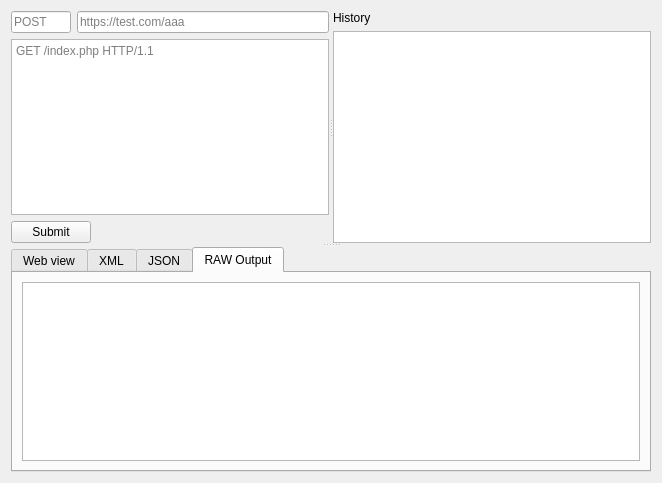
This is ui/Web/UiHttpWebRequests.ui in caffedrine/CryptoPocketKnife as Qt 5 draws it before an edit. The edited form follows.
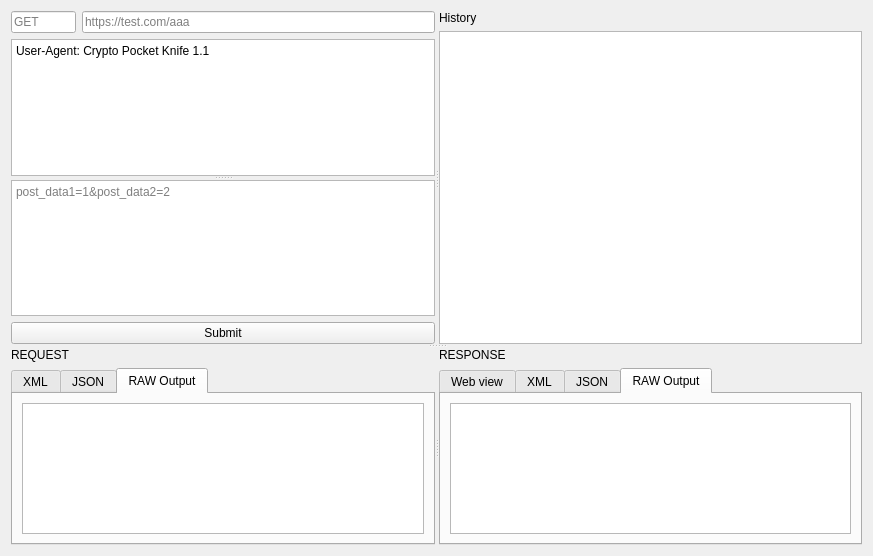
This is the edited form.

Commit message: Finish implementation of the basic HTTP web requests GUI

```diff
--- a/ui/Web/UiHttpWebRequests.ui
+++ b/ui/Web/UiHttpWebRequests.ui
@@ -6,16 +6,16 @@
    <rect>
     <x>0</x>
     <y>0</y>
-    <width>662</width>
-    <height>483</height>
+    <width>873</width>
+    <height>556</height>
    </rect>
   </property>
   <property name="windowTitle">
    <string>UiHttpWebRequests</string>
   </property>
-  <layout class="QGridLayout" name="gridLayout_2">
+  <layout class="QGridLayout" name="gridLayout_4">
    <item row="0" column="0">
-    <widget class="QSplitter" name="splitter_2">
+    <widget class="QSplitter" name="splitter_TOP_DOWN">
      <property name="orientation">
       <enum>Qt::Vertical</enum>
      </property>
@@ -23,55 +23,39 @@
       <property name="orientation">
        <enum>Qt::Horizontal</enum>
       </property>
-      <widget class="QWidget" name="">
-       <layout class="QGridLayout" name="gridLayout_Composer">
-        <item row="1" column="1">
-         <widget class="QLineEdit" name="lineEdit_Composer_TargetHost">
-          <property name="dragEnabled">
-           <bool>true</bool>
+      <widget class="QWidget" name="layoutWidget">
+       <layout class="QGridLayout" name="gridLayout_ComposerGroup">
+        <item row="1" column="0" colspan="2">
+         <widget class="QSplitter" name="splitter_ComposerRequestAndData">
+          <property name="orientation">
+           <enum>Qt::Vertical</enum>
           </property>
-          <property name="placeholderText">
-           <string>https://test.com/aaa</string>
-          </property>
-         </widget>
-        </item>
-        <item row="2" column="0" colspan="2">
          <widget class="QPlainTextEdit" name="plainTextEdit_ComposerRawHeaders">
+           <property name="plainText">
+            <string>User-Agent: Crypto Pocket Knife 1.1</string>
+           </property>
           <property name="placeholderText">
            <string>GET /index.php HTTP/1.1</string>
           </property>
          </widget>
-        </item>
-        <item row="1" column="0">
-         <widget class="QLineEdit" name="lineEdit_Composer_HttpMethod">
-          <property name="sizePolicy">
-           <sizepolicy hsizetype="Minimum" vsizetype="Minimum">
-            <horstretch>0</horstretch>
-            <verstretch>0</verstretch>
-           </sizepolicy>
-          </property>
-          <property name="maximumSize">
-           <size>
-            <width>60</width>
-            <height>16777215</height>
-           </size>
-          </property>
+          <widget class="QPlainTextEdit" name="plainTextEdit_ComposerRawData">
           <property name="placeholderText">
-           <string>POST</string>
-          </property>
-         </widget>
+            <string>post_data1=1&amp;post_data2=2</string>
+           </property>
+          </widget>
+         </widget>
         </item>
-        <item row="3" column="0" colspan="2">
+        <item row="2" column="0" colspan="2">
          <widget class="QPushButton" name="pushButton_Composer_Submit">
           <property name="sizePolicy">
-           <sizepolicy hsizetype="Minimum" vsizetype="Minimum">
+           <sizepolicy hsizetype="Minimum" vsizetype="Maximum">
             <horstretch>0</horstretch>
             <verstretch>0</verstretch>
            </sizepolicy>
           </property>
           <property name="maximumSize">
            <size>
-            <width>80</width>
+            <width>16777215</width>
             <height>16777215</height>
            </size>
           </property>
@@ -80,6 +64,47 @@
           </property>
          </widget>
         </item>
+        <item row="0" column="1">
+         <widget class="QLineEdit" name="lineEdit_Composer_TargetHost">
+          <property name="sizePolicy">
+           <sizepolicy hsizetype="Expanding" vsizetype="Fixed">
+            <horstretch>0</horstretch>
+            <verstretch>0</verstretch>
+           </sizepolicy>
+          </property>
+          <property name="maximumSize">
+           <size>
+            <width>16777215</width>
+            <height>16777215</height>
+           </size>
+          </property>
+          <property name="text">
+           <string/>
+          </property>
+          <property name="dragEnabled">
+           <bool>true</bool>
+          </property>
+          <property name="placeholderText">
+           <string>https://test.com/aaa</string>
+          </property>
+         </widget>
+        </item>
+        <item row="0" column="0">
+         <widget class="QLineEdit" name="lineEdit_Composer_HttpMethod">
+          <property name="maximumSize">
+           <size>
+            <width>65</width>
+            <height>16777215</height>
+           </size>
+          </property>
+          <property name="text">
+           <string/>
+          </property>
+          <property name="placeholderText">
+           <string>GET</string>
+          </property>
+         </widget>
+        </item>
        </layout>
       </widget>
       <widget class="QWidget" name="formLayoutWidget">
@@ -97,32 +122,96 @@
        </layout>
       </widget>
      </widget>
+     <widget class="QSplitter" name="splitter_REQUEST_RESPONSE">
+      <property name="orientation">
+       <enum>Qt::Horizontal</enum>
+      </property>
+      <widget class="QWidget" name="layoutWidget">
+       <layout class="QVBoxLayout" name="verticalLayout_REQUEST">
+        <item>
+         <widget class="QLabel" name="label_2">
+          <property name="text">
+           <string>REQUEST</string>
+          </property>
+         </widget>
+        </item>
+        <item>
      <widget class="QTabWidget" name="tabWidget">
       <property name="currentIndex">
+           <number>2</number>
+          </property>
+          <widget class="QWidget" name="tab_XML_3">
+           <attribute name="title">
+            <string>XML</string>
+           </attribute>
+          </widget>
+          <widget class="QWidget" name="tab_JSON_3">
+           <attribute name="title">
+            <string>JSON</string>
+           </attribute>
+          </widget>
+          <widget class="QWidget" name="tab_RawOutput_3">
+           <attribute name="title">
+            <string>RAW Output</string>
+           </attribute>
+           <layout class="QGridLayout" name="gridLayout_3">
+            <item row="0" column="0">
+             <widget class="QPlainTextEdit" name="plainTextEdit_OutputRAW_REQUEST">
+              <property name="readOnly">
+               <bool>true</bool>
+              </property>
+             </widget>
+            </item>
+           </layout>
+          </widget>
+         </widget>
+        </item>
+       </layout>
+      </widget>
+      <widget class="QWidget" name="layoutWidget">
+       <layout class="QVBoxLayout" name="verticalLayout_RESPONSE">
+        <item>
+         <widget class="QLabel" name="label_3">
+          <property name="text">
+           <string>RESPONSE</string>
+          </property>
+         </widget>
+        </item>
+        <item>
+         <widget class="QTabWidget" name="tabWidget_2">
+          <property name="currentIndex">
        <number>3</number>
       </property>
-      <widget class="QWidget" name="tab_WebView">
+          <widget class="QWidget" name="tab_WebView_2">
        <attribute name="title">
         <string>Web view</string>
        </attribute>
       </widget>
-      <widget class="QWidget" name="tab_XML">
+          <widget class="QWidget" name="tab_XML_2">
        <attribute name="title">
         <string>XML</string>
        </attribute>
       </widget>
-      <widget class="QWidget" name="tab_JSON">
+          <widget class="QWidget" name="tab_JSON_2">
        <attribute name="title">
         <string>JSON</string>
        </attribute>
       </widget>
-      <widget class="QWidget" name="tab_RawOutput">
+          <widget class="QWidget" name="tab_RawOutput_2">
        <attribute name="title">
         <string>RAW Output</string>
        </attribute>
-       <layout class="QGridLayout" name="gridLayout">
+           <layout class="QGridLayout" name="gridLayout_2">
         <item row="0" column="0">
-         <widget class="QPlainTextEdit" name="plainTextEdit_OutputRAW"/>
+             <widget class="QPlainTextEdit" name="plainTextEdit_OutputRAW_RESPONSE">
+              <property name="readOnly">
+               <bool>true</bool>
+              </property>
+             </widget>
+            </item>
+           </layout>
+          </widget>
+         </widget>
         </item>
        </layout>
       </widget>
```
Left out of the diff: 4 changed lines with no effect on the pictures. Lines whose indentation alone changed are shown as unchanged. The commit also changes 4 other files.
